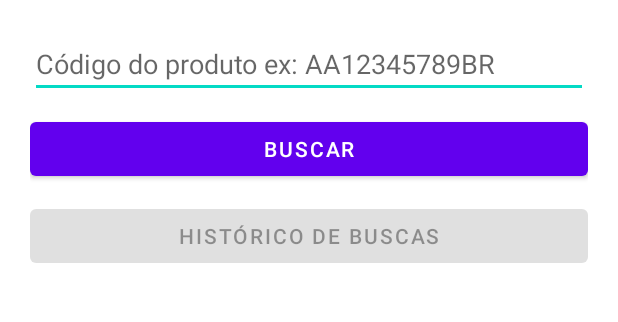
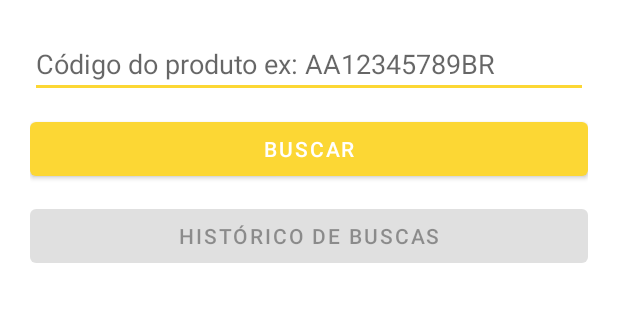
Before and after one commit to apollodaniel/consulta_correios, an Android app: the screen it shows after launch (ActivityInicio), on a phone screen of 412 x 824 dp, the part 508-830 px from its top. Run offline under Robolectric (Android 15) with nearby library versions, the phone set to English and light mode, and no system bars; our stand-ins replace ButterKnife.

Commit message:
Application color theme changed

```diff
--- a/app/src/main/res/values-night/themes.xml
+++ b/app/src/main/res/values-night/themes.xml
@@ -2,12 +2,12 @@
     <!-- Base application theme. -->
     <style name="Theme.HelloWorld" parent="Theme.MaterialComponents.DayNight.NoActionBar">
         <!-- Primary brand color. -->
-        <item name="colorPrimary">@color/purple_200</item>
-        <item name="colorPrimaryVariant">@color/purple_700</item>
+        <item name="colorPrimary">@color/primary</item>
+        <item name="colorPrimaryVariant">@color/primaryDark</item>
         <item name="colorOnPrimary">@color/black</item>
         <!-- Secondary brand color. -->
-        <item name="colorSecondary">@color/teal_200</item>
-        <item name="colorSecondaryVariant">@color/teal_200</item>
+        <item name="colorSecondary">@color/primary</item>
+        <item name="colorSecondaryVariant">@color/primaryDark</item>
         <item name="colorOnSecondary">@color/black</item>
         <!-- Status bar color. -->
         <item name="android:statusBarColor" tools:targetApi="l">?attr/colorPrimaryVariant</item>
--- a/app/src/main/res/values/themes.xml
+++ b/app/src/main/res/values/themes.xml
@@ -2,12 +2,12 @@
     <!-- Base application theme. -->
     <style name="Theme.HelloWorld" parent="Theme.MaterialComponents.DayNight.NoActionBar">
         <!-- Primary brand color. -->
-        <item name="colorPrimary">@color/purple_500</item>
-        <item name="colorPrimaryVariant">@color/purple_700</item>
+        <item name="colorPrimary">@color/primary</item>
+        <item name="colorPrimaryVariant">@color/primaryDark</item>
         <item name="colorOnPrimary">@color/white</item>
         <!-- Secondary brand color. -->
-        <item name="colorSecondary">@color/teal_200</item>
-        <item name="colorSecondaryVariant">@color/teal_700</item>
+        <item name="colorSecondary">@color/primary</item>
+        <item name="colorSecondaryVariant">@color/primaryDark</item>
         <item name="colorOnSecondary">@color/black</item>
         <!-- Status bar color. -->
         <item name="android:statusBarColor" tools:targetApi="l">?attr/colorPrimaryVariant</item>
```
